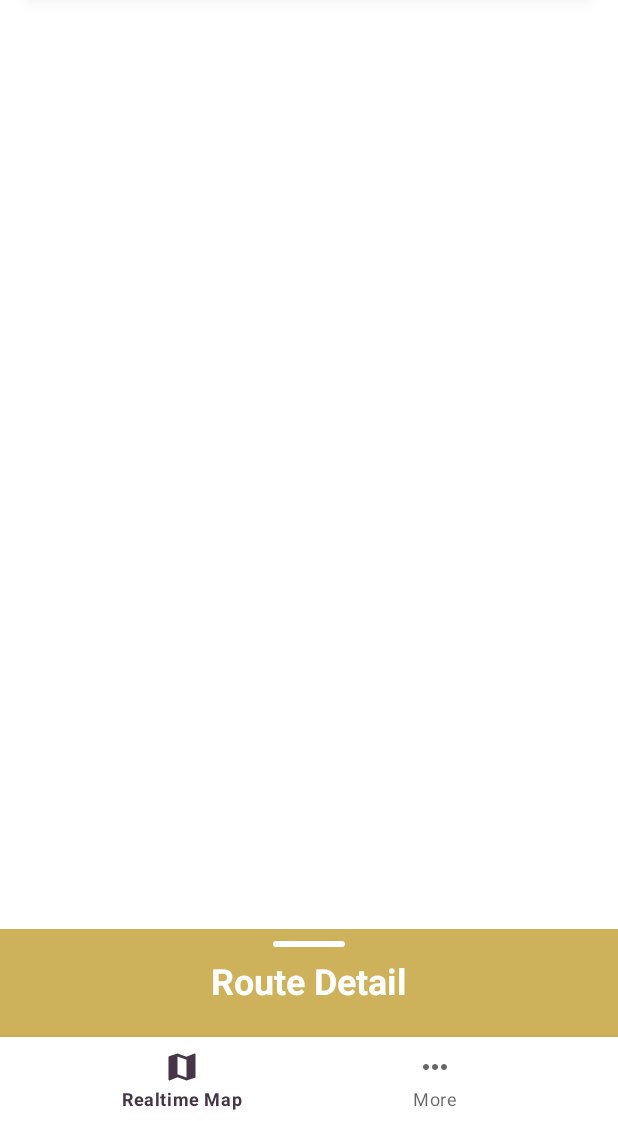
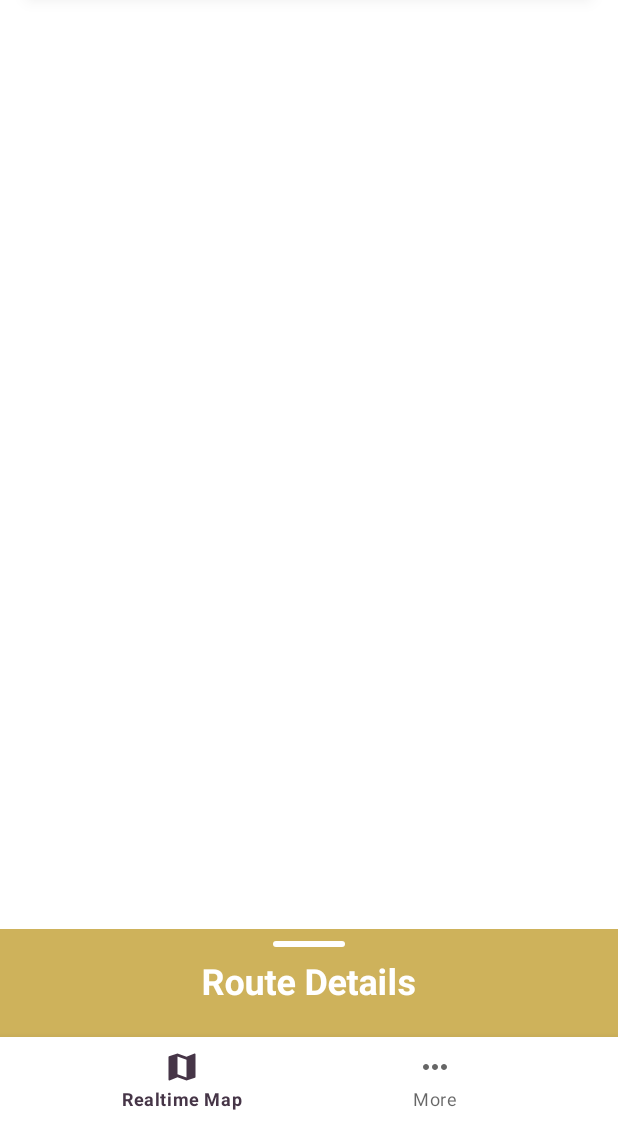
Before and after one commit to eddykwang/ShuttleTracker, an Android app: the screen it shows after launch (MainActivity), on a phone screen of 412 x 824 dp, the part 115-1236 px from its top. Run offline under Robolectric (Android 15) with nearby library versions, the light colour scheme and no system bars; our stand-ins replace Dagger/Hilt's generated code, navigation-ui; libraries missing offline, so code that uses them is left out: com.google.maps.android, com.skydoves.powerspinner; plain views replace PowerSpinnerView; 9 statements that could not run were skipped.

Commit message:
bottom sheet refactor

```diff
--- a/app/src/main/res/layout/realtime_bottom_sheet_view.xml
+++ b/app/src/main/res/layout/realtime_bottom_sheet_view.xml
@@ -23,7 +23,7 @@
         android:background="@color/colorPrimary"
         >
       <com.google.android.material.appbar.CollapsingToolbarLayout
-          android:id="@+id/bottom_sheet_collapsing_toolbar"
+          android:id="@+id/bottom_sheet_collapsing_toolbar_layout"
           android:layout_width="match_parent"
           android:layout_height="wrap_content"
           app:collapsedTitleTextAppearance="@style/CollapsedAppBar.normal"
@@ -31,7 +31,7 @@
           app:expandedTitleGravity="center"
           app:expandedTitleTextAppearance="@style/BottomSheet.CollapsedAppBar.expand"
           app:layout_scrollFlags="scroll|exitUntilCollapsed|snap"
-          app:title="Route Detail"
+          app:title="@string/bottom_sheet_title"
           >
 
 
@@ -58,6 +58,7 @@
 
 
         <androidx.appcompat.widget.Toolbar
+            android:id="@+id/bottom_sheet_toolbar"
             android:layout_width="match_parent"
             android:layout_height="?attr/actionBarSize"
             app:layout_collapseMode="pin"
--- a/app/src/main/res/values/strings.xml
+++ b/app/src/main/res/values/strings.xml
@@ -13,6 +13,8 @@
   <string name="title_more">More</string>
   <string name="title_activity_maps">Map</string>
 
+  <string name="bottom_sheet_title">Route Details</string>
+
   <string name="app_description">UCSD Shuttle Tracker is an Ad-free and open-source shuttle
     tracking app for Tritons, which was originally developed in 2015 as a hobby. It\'s re-designed and re-written in 2020
     Spring. Thanks for who\'s still supporting this app, let\'s make it better together. More features will be coming soon.
```
Also changed, not shown: app/src/main/java/com/eddystudio/shuttletracker/ui/realtimemap/RealTimeMapFragment.kt (+43 -3 lines).
